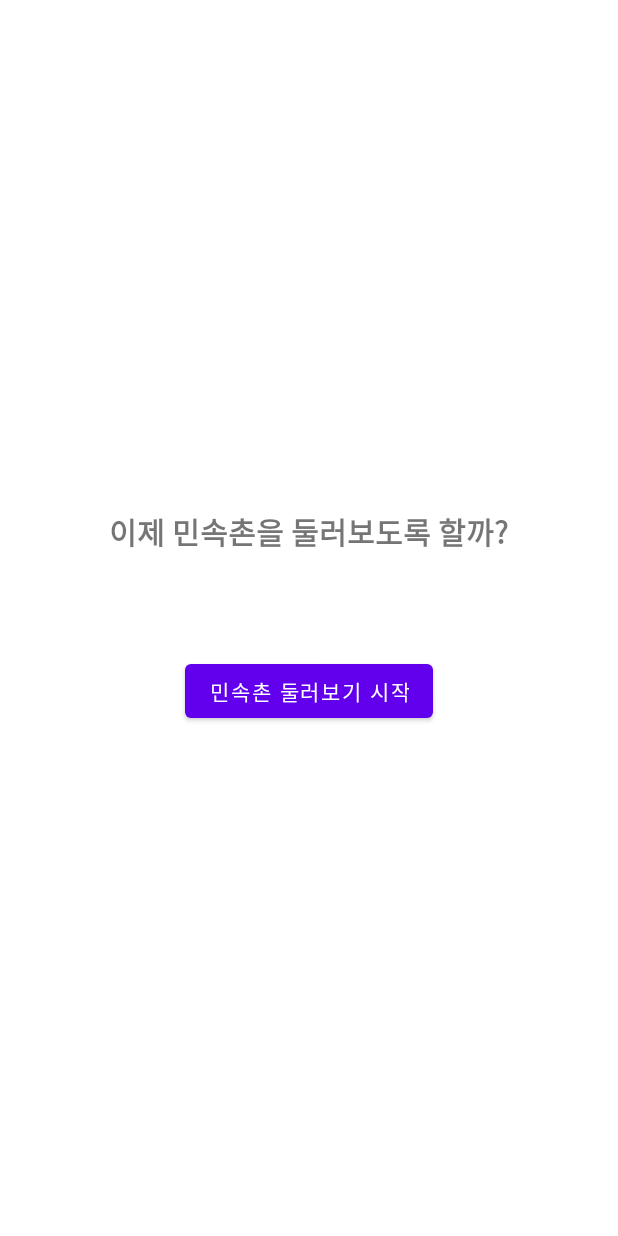
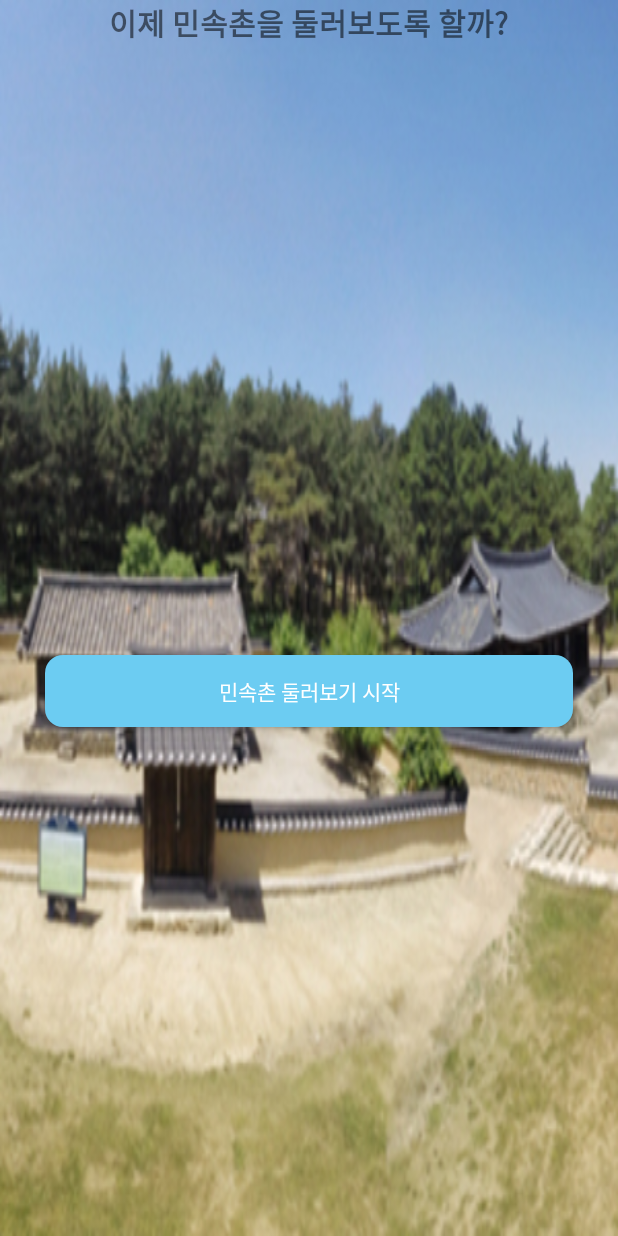
Before and after one commit to blueCreators/SsalBoriAdventure, an Android app: the layout activity_main.xml on its own in the app's theme, with its tools: preview values and no code run, on a phone screen of 412 x 824 dp. Run offline under Robolectric (Android 15) with nearby library versions, the phone set to English and light mode, and no system bars.

Commit message:
mini game 5

```diff
--- a/app/src/main/AndroidManifest.xml
+++ b/app/src/main/AndroidManifest.xml
@@ -8,7 +8,7 @@
         android:label="@string/app_name"
         android:roundIcon="@mipmap/ic_launcher_round"
         android:supportsRtl="true"
-        android:theme="@style/Theme.SalBoriAdventure_5">
+        android:theme="@style/Theme.AppCompat.Light.NoActionBar">
         <activity android:name=".MainActivity">
             <intent-filter>
                 <action android:name="android.intent.action.MAIN" />
--- a/app/src/main/java/com/example/salboriadventure_5/MainActivity.java
+++ b/app/src/main/java/com/example/salboriadventure_5/MainActivity.java
@@ -32,6 +32,7 @@ public class MainActivity extends AppCompatActivity {
             @Override
             public void onClick(View v) {
                 textView.setText("민속촌을 둘러보자!");
+                btnStart.setVisibility(View.INVISIBLE);
                 startStop();
             }
         });
@@ -59,13 +60,11 @@ public class MainActivity extends AppCompatActivity {
             }
         }.start();
 
-        btnStart.setText("PAUSE");
         timerRunning = true;
     }
 
     public void stopTimer(){
         countDownTimer.cancel();
-        btnStart.setText("START");
         timerRunning = false;
     }
 
--- /dev/null
+++ b/app/src/main/res/drawable/button_design.xml
@@ -0,0 +1,10 @@
+<?xml version="1.0" encoding="utf-8"?>
+<shape xmlns:android="http://schemas.android.com/apk/res/android">
+    <solid
+        android:color="#6cccf2"/>
+    <corners
+        android:bottomLeftRadius="12dp"
+        android:bottomRightRadius="12dp"
+        android:topRightRadius="12dp"
+        android:topLeftRadius="12dp"/>
+</shape>
--- a/app/src/main/res/layout/activity_main.xml
+++ b/app/src/main/res/layout/activity_main.xml
@@ -6,27 +6,42 @@
     android:layout_height="match_parent"
     tools:context=".MainActivity"
     android:orientation="vertical"
-    android:gravity="center">
+    android:background="@drawable/traditionalspot">
 
     <TextView
         android:layout_width="wrap_content"
         android:layout_height="wrap_content"
+        android:layout_gravity="center"
         android:text="이제 민속촌을 둘러보도록 할까?"
         android:textSize="20sp"
         android:textStyle="bold"
         android:id="@+id/textView"/>
 
     <TextView
+        android:id="@+id/countdownText"
         android:layout_width="wrap_content"
         android:layout_height="wrap_content"
-        android:textSize="50sp"
-        android:id="@+id/countdownText"/>
+        android:layout_gravity="center"
+        android:textSize="50sp" />
 
-    <Button
-        android:layout_width="wrap_content"
-        android:layout_height="wrap_content"
-        android:text="민속촌 둘러보기 시작"
-        android:id="@+id/btnStart"/>
+    <LinearLayout
+        android:layout_width="match_parent"
+        android:layout_height="match_parent"
+        android:gravity="center"
+        android:orientation="vertical">
 
 
+
+        <Button
+            android:layout_width="match_parent"
+            android:layout_height="wrap_content"
+            android:layout_marginLeft="30dp"
+            android:layout_marginRight="30dp"
+            android:text="민속촌 둘러보기 시작"
+            android:textColor="@color/white"
+            android:background="@drawable/button_design"
+            android:id="@+id/btnStart"/>
+
+    </LinearLayout>
+
 </LinearLayout>
```
Also changed, not shown: app/src/main/res/drawable/traditionalspot.jpeg (added).
